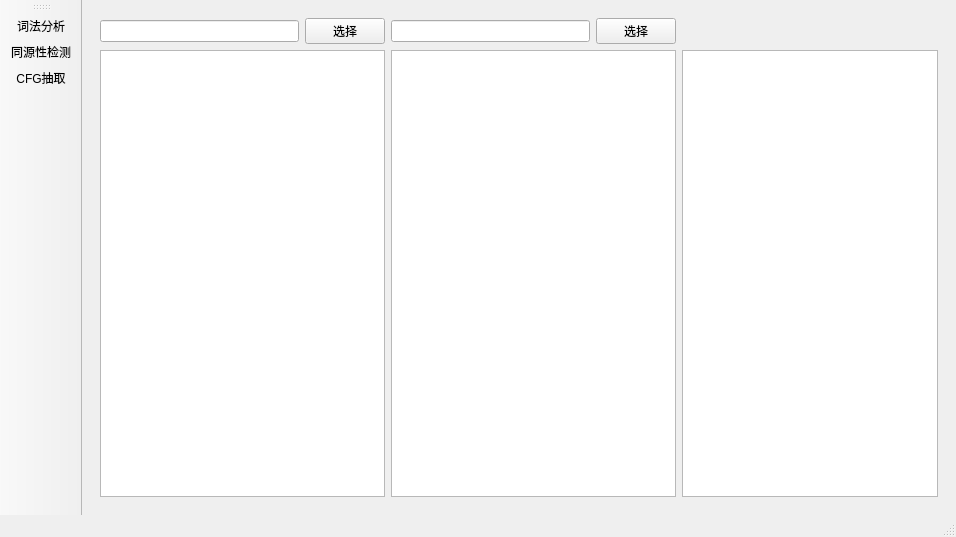
Leun9/code-ana, file mainwindow.ui: the form before one commit.
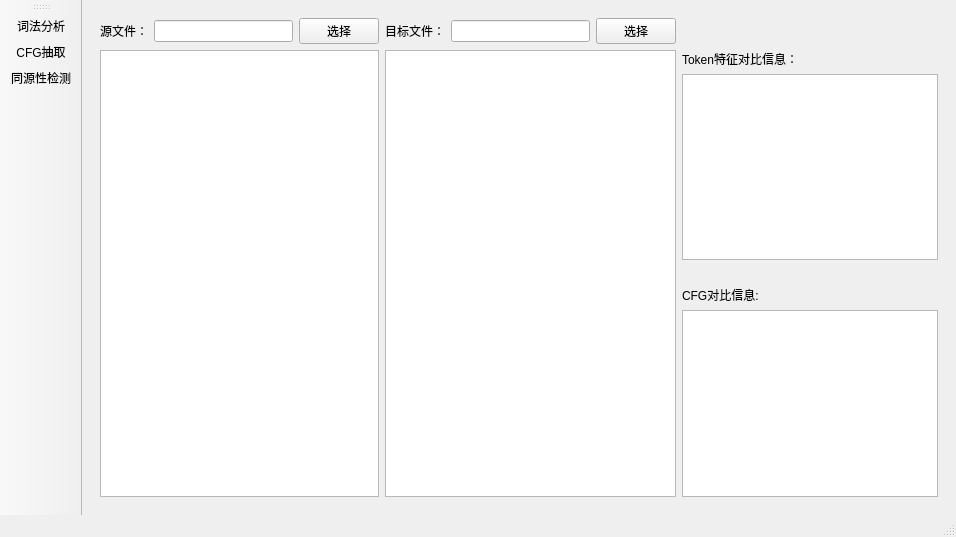
The form after the commit. The open tabs and pages were chosen to show the change.

```diff
--- a/mainwindow.ui
+++ b/mainwindow.ui
@@ -50,39 +50,6 @@
         </item>
        </layout>
       </widget>
-      <widget class="QWidget" name="pHomDet">
-       <layout class="QGridLayout" name="gridLayout_3">
-        <item row="0" column="0">
-         <widget class="QLineEdit" name="leHomSrcPath"/>
-        </item>
-        <item row="0" column="3">
-         <widget class="QPushButton" name="btnHomDst">
-          <property name="text">
-           <string>选择</string>
-          </property>
-         </widget>
-        </item>
-        <item row="0" column="2">
-         <widget class="QLineEdit" name="leHomDstPath"/>
-        </item>
-        <item row="0" column="1">
-         <widget class="QPushButton" name="btnHomSrc">
-          <property name="text">
-           <string>选择</string>
-          </property>
-         </widget>
-        </item>
-        <item row="2" column="2" colspan="2">
-         <widget class="QTextBrowser" name="teHomDst"/>
-        </item>
-        <item row="2" column="0" colspan="2">
-         <widget class="QTextBrowser" name="teHomSrc"/>
-        </item>
-        <item row="2" column="4">
-         <widget class="QTextBrowser" name="teHomInfo"/>
-        </item>
-       </layout>
-      </widget>
       <widget class="QWidget" name="pCfgExt">
        <layout class="QGridLayout" name="gridLayout_4">
         <item row="0" column="0">
@@ -116,6 +83,77 @@
         </item>
        </layout>
       </widget>
+      <widget class="QWidget" name="pHomDet">
+       <layout class="QGridLayout" name="gridLayout_3">
+        <item row="1" column="7">
+         <widget class="QLabel" name="label">
+          <property name="text">
+           <string>Token特征对比信息：</string>
+          </property>
+         </widget>
+        </item>
+        <item row="0" column="5">
+         <widget class="QPushButton" name="btnHomDst">
+          <property name="text">
+           <string>选择</string>
+          </property>
+         </widget>
+        </item>
+        <item row="4" column="7">
+         <widget class="QLabel" name="label_2">
+          <property name="text">
+           <string>CFG对比信息:</string>
+          </property>
+         </widget>
+        </item>
+        <item row="0" column="2">
+         <widget class="QPushButton" name="btnHomSrc">
+          <property name="text">
+           <string>选择</string>
+          </property>
+         </widget>
+        </item>
+        <item row="0" column="4">
+         <widget class="QLineEdit" name="leHomDstPath"/>
+        </item>
+        <item row="3" column="7">
+         <widget class="QLabel" name="label_3">
+          <property name="text">
+           <string/>
+          </property>
+         </widget>
+        </item>
+        <item row="5" column="7">
+         <widget class="QTextBrowser" name="teHomInfo2"/>
+        </item>
+        <item row="2" column="7">
+         <widget class="QTextBrowser" name="teHomInfo"/>
+        </item>
+        <item row="0" column="1">
+         <widget class="QLineEdit" name="leHomSrcPath"/>
+        </item>
+        <item row="0" column="0">
+         <widget class="QLabel" name="label_4">
+          <property name="text">
+           <string>源文件：</string>
+          </property>
+         </widget>
+        </item>
+        <item row="1" column="0" rowspan="5" colspan="3">
+         <widget class="QTextBrowser" name="teHomSrc"/>
+        </item>
+        <item row="0" column="3">
+         <widget class="QLabel" name="label_5">
+          <property name="text">
+           <string>目标文件：</string>
+          </property>
+         </widget>
+        </item>
+        <item row="1" column="3" rowspan="5" colspan="3">
+         <widget class="QTextBrowser" name="teHomDst"/>
+        </item>
+       </layout>
+      </widget>
      </widget>
     </item>
    </layout>
@@ -142,8 +180,8 @@
     <bool>false</bool>
    </attribute>
    <addaction name="actionLexAna"/>
-   <addaction name="actionHomDet"/>
    <addaction name="actionCfgExt"/>
+   <addaction name="actionHomDet"/>
   </widget>
   <action name="actionLexAna">
    <property name="text">
```
Left out of the diff: 74 changed lines with no effect on the pictures.
